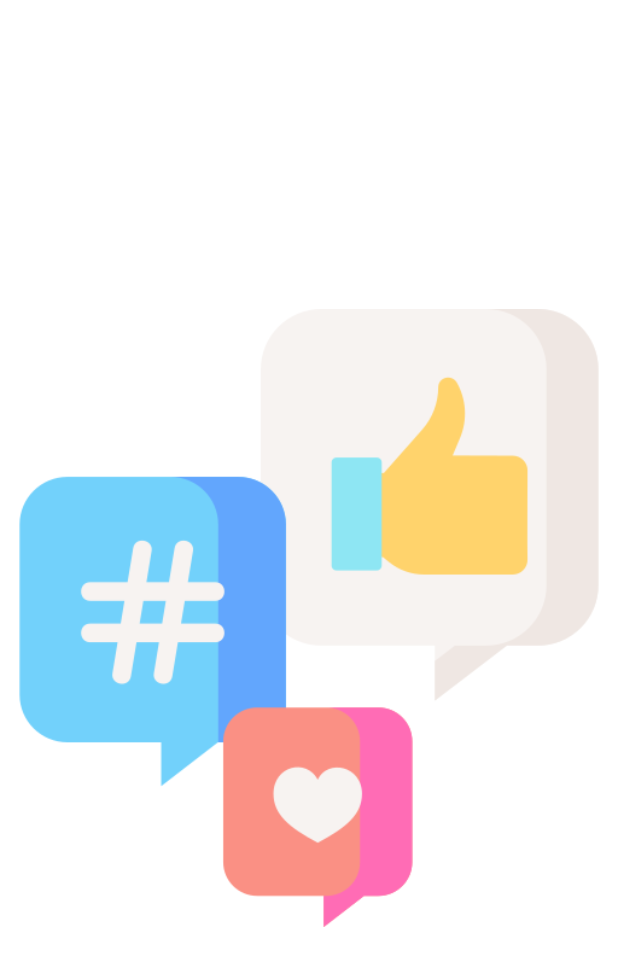
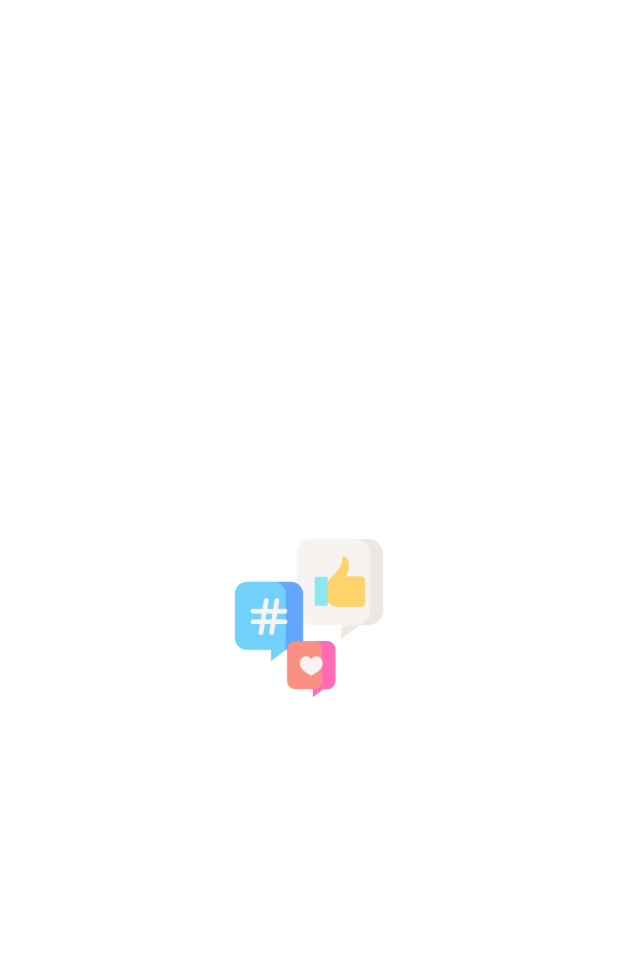
Before and after one commit to marianaoliveira1/SocialMidia, a Flutter app: the first screen one second after launch, on a phone screen of 412 x 824 dp. Shown: the top 966 px of the screen. Run offline on Flutter 3.47's test engine with Material 3 defaults, Android fonts, the phone set to English and light mode, and no system bars; our stand-ins replace firebase_auth, firebase_core, flutter_screenutil, get, google_fonts; accounts and stored records are empty.

Commit message:
fix: bug na rotas

```diff
--- a/lib/main.dart
+++ b/lib/main.dart
@@ -5,7 +5,6 @@ import 'package:get/get.dart';
 import 'package:socialmidia/controller/auth_controller.dart';
 import 'package:socialmidia/firebase_options.dart';
 
-import 'package:socialmidia/pages/login/login_page.dart';
 import 'package:socialmidia/pages/splash/splash_page.dart';
 
 import 'package:socialmidia/routes/routes.dart';
--- a/lib/pages/home/home_page.dart
+++ b/lib/pages/home/home_page.dart
@@ -5,6 +5,10 @@ class HomePage extends StatelessWidget {
 
   @override
   Widget build(BuildContext context) {
-    return const Placeholder();
+    return Scaffold(
+      appBar: AppBar(
+        title: const Text("Home Page"),
+      ),
+    );
   }
 }
--- a/lib/pages/splash/splash_page.dart
+++ b/lib/pages/splash/splash_page.dart
@@ -1,6 +1,7 @@
 import 'dart:async';
 
 import 'package:flutter/material.dart';
+import 'package:flutter_screenutil/flutter_screenutil.dart';
 
 import 'package:socialmidia/pages/login/login_page.dart';
 import 'package:socialmidia/utils/colors.dart';
@@ -34,6 +35,7 @@ class _SpashPageState extends State<SpashPage> {
       child: Center(
         child: Image.asset(
           "assets/social-media.png",
+          height: 100.h,
         ),
       ),
     );
--- a/lib/routes/routes.dart
+++ b/lib/routes/routes.dart
@@ -6,7 +6,7 @@ import 'package:socialmidia/pages/register/register_page.dart';
 
 class Routes {
   static final Map<String, WidgetBuilder> routes = {
-    '/': (context) => const HomePage(),
+    '/home': (context) => const HomePage(),
     '/login': (context) => const LoginPage(),
     '/register': (context) => const RegisterPage(),
     '/profile': (context) => const ProfilePage(),
```
